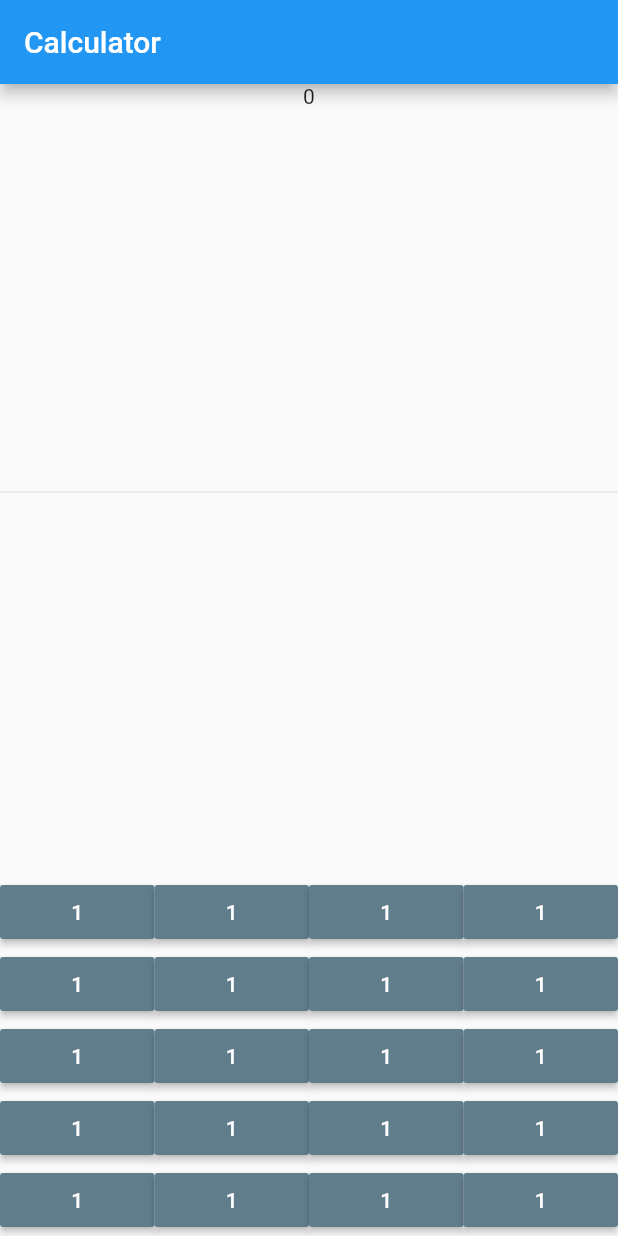
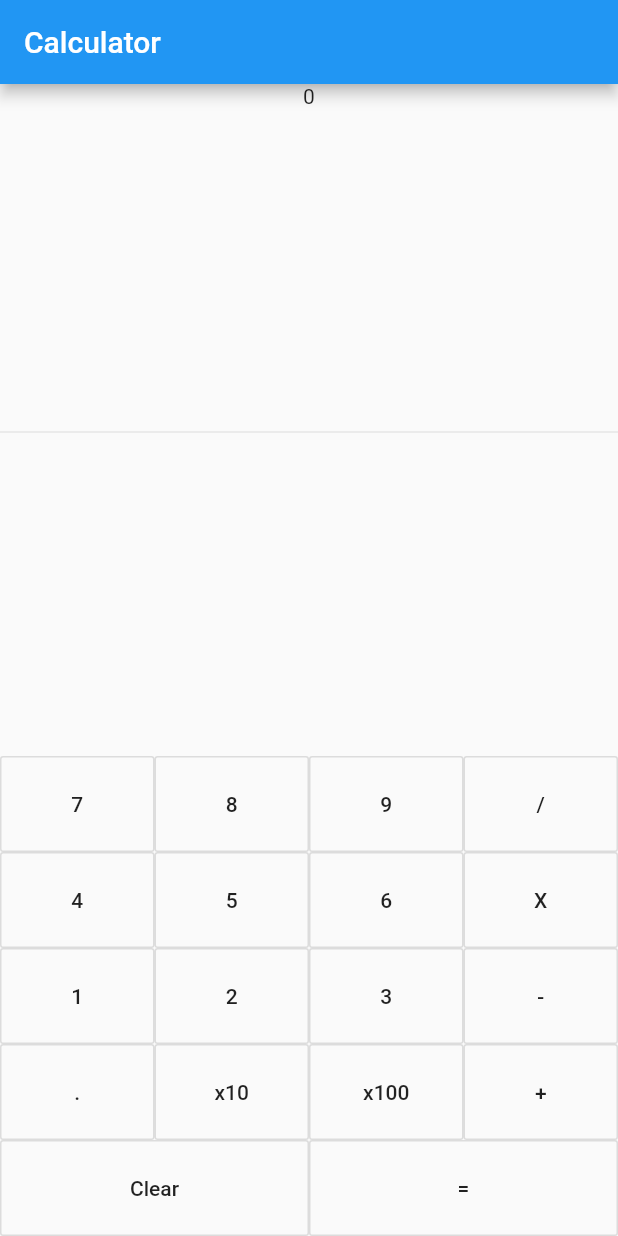
Before and after one commit to kurokawayuki28/flutterAppYolo, a Flutter app: the screen it shows after launch, on a phone screen of 412 x 824 dp. Run offline on Flutter 3.47's test engine with Material 2 defaults, Android fonts, the phone set to English and light mode, and no system bars.

Commit message:
Update 7

```diff
--- a/lib/main.dart
+++ b/lib/main.dart
@@ -26,15 +26,14 @@ class MyHomePage extends StatefulWidget {
 
 class _MyHomePageState extends State<MyHomePage> {
 
-  Widget buildButton(){
-                  return  new Expanded (
-                      child: new MaterialButton(
-                      child: new Text("1"),
-                      onPressed: () => {},
-                      color: Colors.blueGrey,
-                      textColor: Colors.white,
-                    ),
-                );
+  Widget buildButton(String buttonText){
+      return  new Expanded (
+          child: new OutlineButton(
+            padding: new EdgeInsets.all(24.0),
+            child: new Text(buttonText),
+            onPressed: () => {},
+            ),
+        );
   }
 
 
@@ -58,38 +57,37 @@ class _MyHomePageState extends State<MyHomePage> {
 
                 new Row(
                   children: [
-                    buildButton(),
-                    buildButton(),
-                    buildButton(),
-                    buildButton()
+                    buildButton("7"),
+                    buildButton("8"),
+                    buildButton("9"),
+                    buildButton("/")
                   ]),
                   new Row(
                   children: [
-                    buildButton(),
-                    buildButton(),
-                    buildButton(),
-                    buildButton()
+                    buildButton("4"),
+                    buildButton("5"),
+                    buildButton("6"),
+                    buildButton("X")
                   ]),
                   new Row(
                   children: [
-                    buildButton(),
-                    buildButton(),
-                    buildButton(),
-                    buildButton()
+                    buildButton("1"),
+                    buildButton("2"),
+                    buildButton("3"),
+                    buildButton("-")
                   ]),
                   new Row(
                   children: [
-                    buildButton(),
-                    buildButton(),
-                    buildButton(),
-                    buildButton()
+                    buildButton("."),
+                    buildButton("x10"),
+                    buildButton("x100"),
+                    buildButton("+")
                   ]),
                   new Row(
                   children: [
-                    buildButton(),
-                    buildButton(),
-                    buildButton(),
-                    buildButton()
+                    buildButton("Clear"),
+                    buildButton("=")
+
                   ]),
               ],)
           ])
```
Also changed, not shown: 1 other file.
